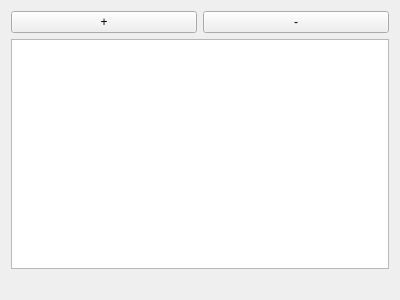
The window that ImageProcessing/ImageDisplay.ui (Ulle84/UllesSourceCode) describes before a commit, drawn with Qt 5.
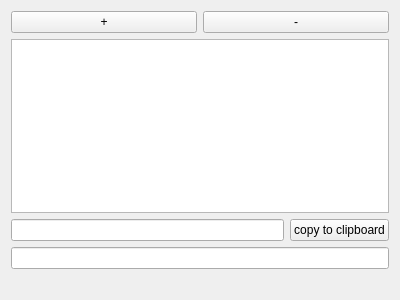
The same window after the commit.

Patch:
```diff
--- a/ImageProcessing/ImageDisplay.ui
+++ b/ImageProcessing/ImageDisplay.ui
@@ -35,6 +35,23 @@
    <item>
     <widget class="QGraphicsView" name="graphicsView"/>
    </item>
+   <item>
+    <layout class="QHBoxLayout" name="horizontalLayout_2">
+     <item>
+      <widget class="QLineEdit" name="lineEdit"/>
+     </item>
+     <item>
+      <widget class="QPushButton" name="pushButton">
+       <property name="text">
+        <string>copy to clipboard</string>
+       </property>
+      </widget>
+     </item>
+    </layout>
+   </item>
+   <item>
+    <widget class="QLineEdit" name="lineEditInformation"/>
+   </item>
    <item>
     <widget class="QLabel" name="label">
      <property name="text">
```
